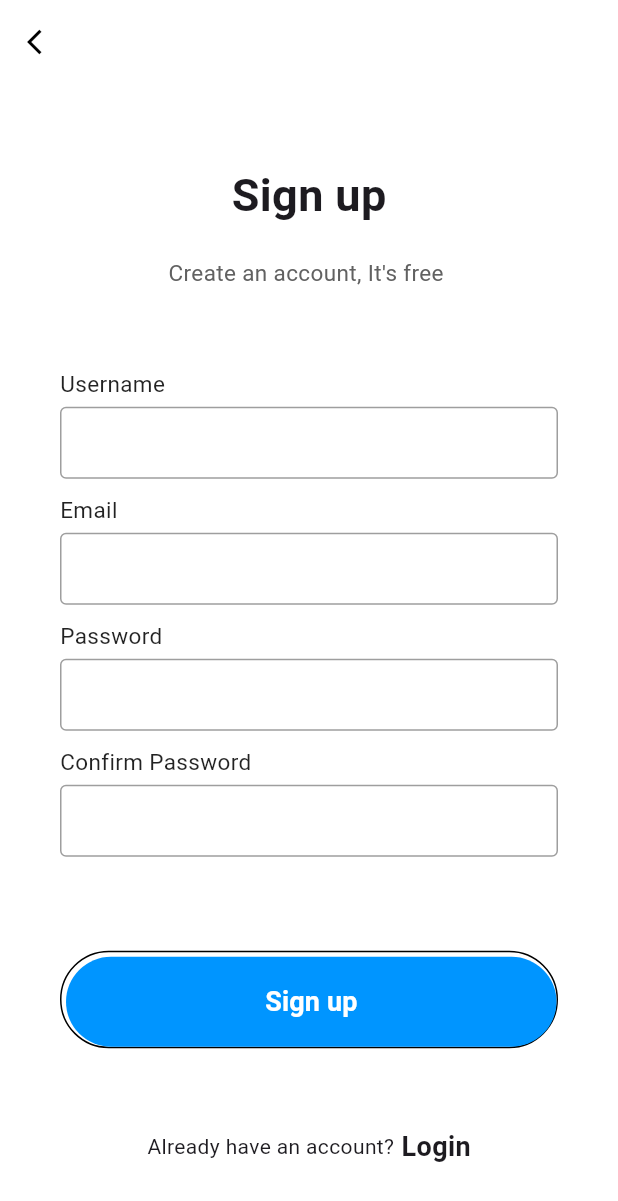
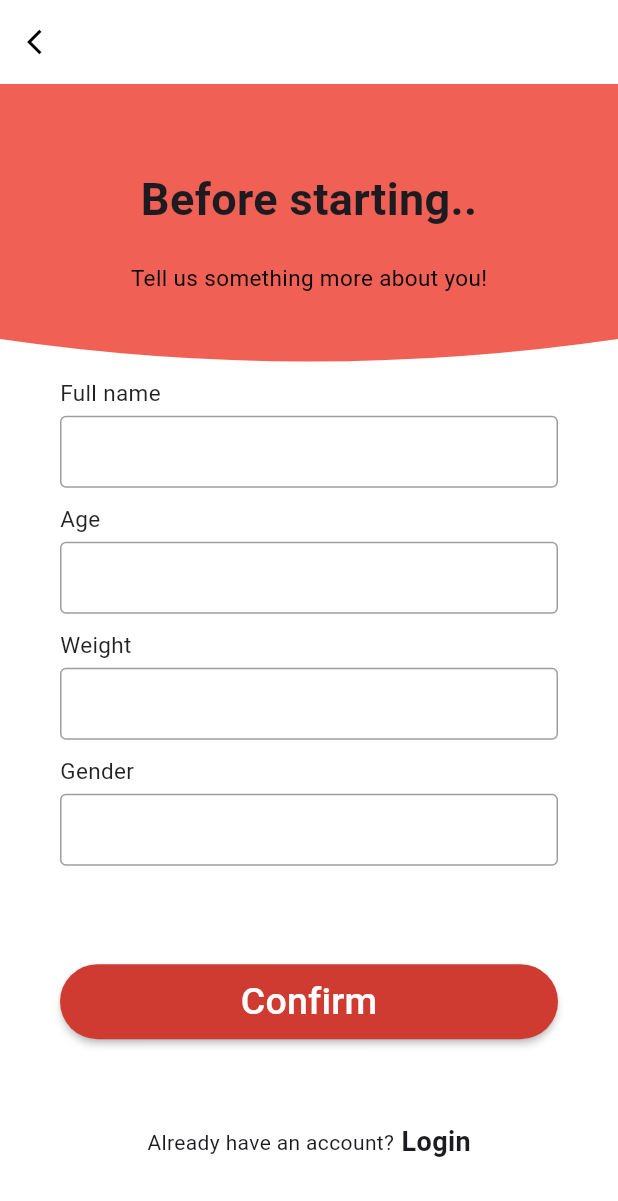
Before and after one commit to giadina10/project_app, a Flutter app: the SignupPage screen opened by its route, on a phone screen of 412 x 824 dp. Shown: the top 1201 px of the screen. Run offline on Flutter 3.47's test engine with Material 3 defaults, Android fonts, the phone set to English and light mode, and no system bars; our stand-ins replace animate_do, animated_splash_screen, lottie, shared_preferences; accounts and stored records are empty; project files that could hold a hidden picture were left out.

Commit message:
Aggiornata la Signup page

```diff
--- a/APP/blood/lib/screens/SignUp.dart
+++ b/APP/blood/lib/screens/SignUp.dart
@@ -21,7 +21,17 @@ class SignupPage extends StatelessWidget {
 
         ),
       ),
-      body: SingleChildScrollView(
+      body:
+      Stack(
+        children: [
+          ClipPath(
+            clipper: MyClipper(),
+            child: Container(
+              height: 200,
+              color: const Color.fromARGB(255, 241, 96, 85),
+            ),
+          ),
+      SingleChildScrollView(
         child: Container(
           padding: EdgeInsets.symmetric(horizontal: 40),
           height: MediaQuery.of(context).size.height - 50,
@@ -31,69 +41,44 @@ class SignupPage extends StatelessWidget {
             children: <Widget>[
               Column(
                 children: <Widget>[
-                  Text("Sign up",
+                  Text("Before starting..",
                   style: TextStyle(
                     fontSize: 30,
                     fontWeight: FontWeight.bold,
 
                   ),),
                   SizedBox(height: 20,),
-                  Text("Create an account, It's free ",
+                  Text("Tell us something more about you!",
                     style: TextStyle(
                         fontSize: 15,
-                        color:Colors.grey[700]),)
+                        color:const Color.fromARGB(255, 0, 0, 0)),)
 
 
                 ],
               ),
               Column(
                 children: <Widget>[
-                  inputFile(label: "Username"),
-                  inputFile(label: "Email"),
-                  inputFile(label: "Password", obscureText: true),
-                  inputFile(label: "Confirm Password ", obscureText: true),
+                  inputFile(label: "Full name"),
+                  inputFile(label: "Age"),
+                  inputFile(label: "Weight"),
+                  inputFile(label: "Gender"),
                 ],
               ),
-              Container(
-                padding: EdgeInsets.only(top: 3, left: 3),
-                decoration:
-                BoxDecoration(
-                    borderRadius: BorderRadius.circular(50),
-                    border: Border(
-                      bottom: BorderSide(color: Colors.black),
-                      top: BorderSide(color: Colors.black),
-                      left: BorderSide(color: Colors.black),
-                      right: BorderSide(color: Colors.black),
 
-
-
-                    )
-
-                ),
-                child: MaterialButton(
-                  minWidth: double.infinity,
-                  height: 60,
-                  onPressed: () {},
-                  color: Color(0xff0095FF),
-                  elevation: 0,
+                MaterialButton(
+                    onPressed: () {
+                      Navigator.pushNamed(context, '/home');
+                    },
+                    color: Color.fromARGB(255, 208, 59, 49),
                     shape: RoundedRectangleBorder(
                       borderRadius: BorderRadius.circular(50),
-
                     ),
-                  child: Text(
-                    "Sign up", style: TextStyle(
-                    fontWeight: FontWeight.w600,
-                    fontSize: 18,
-                    color: Colors.white,
-
+                    height: 50,
+                    child: Center(
+                      child: Text("Confirm", style: TextStyle(color: Colors.white, fontSize: 25),),
                     ),
                   ),
 
-                ),
-
-
-
-              ),
                 Row(
                 mainAxisAlignment: MainAxisAlignment.center,
                 children: <Widget>[
@@ -104,20 +89,19 @@ class SignupPage extends StatelessWidget {
                   ),
                   )
                 ],
+              ),
+
+            ],
+           ),
+
       )
 
 
+      )
+        ]
+        )
+      );
 
-            ],
-
-          ),
-
-
-        ),
-
-      ),
-
-    );
   }
 }
 
@@ -141,8 +125,9 @@ Widget inputFile({label, obscureText = false})
       SizedBox(
         height: 5,
       ),
-      TextField(
+      TextFormField(
         obscureText: obscureText,
+
         decoration: InputDecoration(
             contentPadding: EdgeInsets.symmetric(vertical: 0,
                 horizontal: 10),
@@ -161,3 +146,22 @@ Widget inputFile({label, obscureText = false})
     ],
   );
 }
+
+// Custom Clipper for the curved shape
+class MyClipper extends CustomClipper<Path> {
+  @override
+  Path getClip(Size size) {
+    var path = Path();
+    path.lineTo(0, size.height-30);
+    path.quadraticBezierTo(
+        size.width / 2, size.height, size.width, size.height - 30);
+    path.lineTo(size.width, 0);
+    path.close();
+    return path;
+  }
+
+  @override
+  bool shouldReclip(CustomClipper<Path> oldClipper) {
+    return false;
+  }
+}
--- a/APP/blood/lib/screens/WelcomePage.dart
+++ b/APP/blood/lib/screens/WelcomePage.dart
@@ -35,7 +35,7 @@ class _WelcomeScreenState extends State<WelcomeScreen> {
                           style: TextStyle(
                               fontSize: 50.0,
                               fontWeight: FontWeight.w300,
-                              color: Color(0XFF3F3D56),
+                              color: Color.fromARGB(241, 245, 139, 112),
                               height: 2.0)),
                       Text(
                         item['description'],
@@ -94,7 +94,7 @@ class _WelcomeScreenState extends State<WelcomeScreen> {
                 return slides[index];
               },
             ),
-            //NUOVA PARTE DA QUI
+
             if (currentPage == slides.length - 1) // Mostra il bottone solo quando si è sull'ultima pagina
               Positioned(
                 bottom: 80.0,
```
Lines whose indentation alone changed are shown as unchanged.
